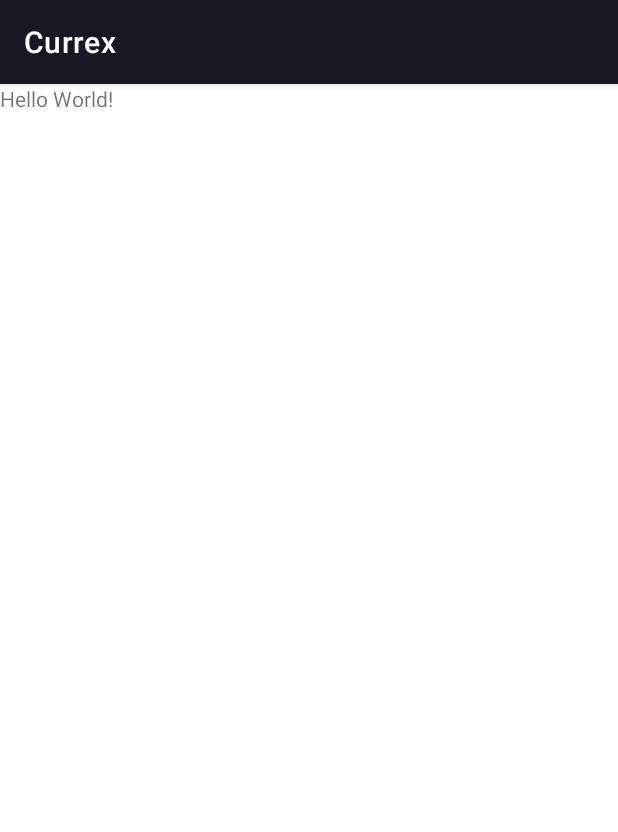
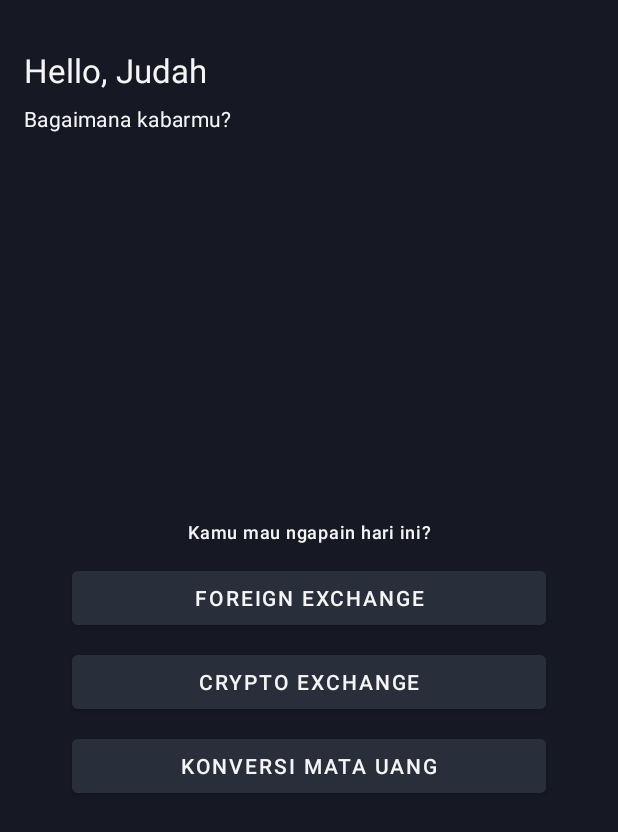
Before and after one commit to judahdski/Currex, an Android app: the screen it shows after launch (MainActivity), on a phone screen of 412 x 824 dp. Shown: the top 832 px of the screen. Run offline under Robolectric (Android 15) with nearby library versions, the phone set to English and light mode, and no system bars.

Commit message:
feat: membuat UI Layout
mengaktifkan view binding, membuat layout halaman home, menghilangkan action bar di main activity

```diff
--- a/app/build.gradle
+++ b/app/build.gradle
@@ -14,6 +14,10 @@ android {
         versionName "1.0"
 
         testInstrumentationRunner "androidx.test.runner.AndroidJUnitRunner"
+    }
+
+    viewBinding {
+        enabled = true
     }
 
     buildTypes {
--- a/app/src/main/java/com/d3if0002/currex/ui/AboutActivity.kt
+++ b/app/src/main/java/com/d3if0002/currex/ui/AboutActivity.kt
@@ -7,18 +7,23 @@ import android.os.Bundle
 import android.view.View
 import android.widget.Button
 import com.d3if0002.currex.R
+import com.d3if0002.currex.databinding.ActivityAboutBinding
 
 class AboutActivity : AppCompatActivity(), View.OnClickListener {
+
+    private lateinit var binding: ActivityAboutBinding
+
     override fun onCreate(savedInstanceState: Bundle?) {
         super.onCreate(savedInstanceState)
-        setContentView(R.layout.activity_about)
+        binding = ActivityAboutBinding.inflate(layoutInflater)
+        setContentView(binding.root)
 
         setUI()
     }
 
     private fun setUI() {
-        val viewBtn = findViewById<Button>(R.id.view_button)
-        val supportBtn = findViewById<Button>(R.id.support_button)
+        val viewBtn = binding.viewButton
+        val supportBtn = binding.supportButton
 
         viewBtn.setOnClickListener(this)
         supportBtn.setOnClickListener(this)
--- a/app/src/main/java/com/d3if0002/currex/ui/HomeFragment.kt
+++ b/app/src/main/java/com/d3if0002/currex/ui/HomeFragment.kt
@@ -6,14 +6,42 @@ import android.view.View
 import android.view.ViewGroup
 import androidx.fragment.app.Fragment
 import com.d3if0002.currex.R
+import com.d3if0002.currex.databinding.FragmentHomeBinding
 
-class HomeFragment : Fragment() {
+class HomeFragment : Fragment(), View.OnClickListener {
+
+    private  var _binding: FragmentHomeBinding? = null
+    private val binding get() = _binding!!
 
     override fun onCreateView(
         inflater: LayoutInflater, container: ViewGroup?,
         savedInstanceState: Bundle?
-    ): View? {
-        // Inflate the layout for this fragment
-        return inflater.inflate(R.layout.fragment_home, container, false)
+    ): View {
+        _binding = FragmentHomeBinding.inflate(inflater)
+        return binding.root
+    }
+
+    override fun onViewCreated(view: View, savedInstanceState: Bundle?) {
+        super.onViewCreated(view, savedInstanceState)
+        setUI()
+    }
+
+    private fun setUI() {
+        val forexBtn = binding.foreignExchangeBtn
+        val cryptoExBtn = binding.cryptoExchangeBtn
+        val convertCurrBtn = binding.konversiMataUangBtn
+
+        forexBtn.setOnClickListener(this)
+        cryptoExBtn.setOnClickListener(this)
+        convertCurrBtn.setOnClickListener(this)
+    }
+
+    override fun onDestroy() {
+        super.onDestroy()
+        _binding = null
+    }
+
+    override fun onClick(p0: View?) {
+
     }
 }
--- a/app/src/main/java/com/d3if0002/currex/ui/MainActivity.kt
+++ b/app/src/main/java/com/d3if0002/currex/ui/MainActivity.kt
@@ -8,5 +8,7 @@ class MainActivity : AppCompatActivity() {
     override fun onCreate(savedInstanceState: Bundle?) {
         super.onCreate(savedInstanceState)
         setContentView(R.layout.activity_main)
+
+        supportActionBar?.hide()
     }
 }
--- a/app/src/main/res/layout/fragment_home.xml
+++ b/app/src/main/res/layout/fragment_home.xml
@@ -1,14 +1,80 @@
 <?xml version="1.0" encoding="utf-8"?>
-<FrameLayout xmlns:android="http://schemas.android.com/apk/res/android"
+<androidx.constraintlayout.widget.ConstraintLayout xmlns:android="http://schemas.android.com/apk/res/android"
+    xmlns:app="http://schemas.android.com/apk/res-auto"
     xmlns:tools="http://schemas.android.com/tools"
     android:layout_width="match_parent"
     android:layout_height="match_parent"
+    android:background="@color/dark_blue"
+    android:paddingHorizontal="16dp"
+    android:paddingVertical="32dp"
     tools:context=".ui.HomeFragment">
 
-    <!-- TODO: Update blank fragment layout -->
     <TextView
-        android:layout_width="match_parent"
-        android:layout_height="match_parent"
-        android:text="Hello World!" />
+        android:id="@+id/greeting_text"
+        android:layout_width="wrap_content"
+        android:layout_height="wrap_content"
+        android:text="Hello, Judah"
+        android:textAppearance="@style/TextAppearance.Material3.TitleLarge"
+        android:textColor="@color/white"
+        app:layout_constraintStart_toStartOf="parent"
+        app:layout_constraintTop_toTopOf="parent" />
 
-</FrameLayout>
+    <TextView
+        android:id="@+id/textView2"
+        android:layout_width="wrap_content"
+        android:layout_height="wrap_content"
+        android:layout_marginTop="8dp"
+        android:text="@string/bagaimana_kabarmu"
+        android:textAppearance="@style/TextAppearance.Material3.BodyMedium"
+        android:textColor="@color/white"
+        app:layout_constraintStart_toStartOf="@+id/greeting_text"
+        app:layout_constraintTop_toBottomOf="@+id/greeting_text" />
+
+    <LinearLayout
+        android:layout_width="0dp"
+        android:layout_height="wrap_content"
+        android:orientation="vertical"
+        app:layout_constraintBottom_toBottomOf="parent"
+        app:layout_constraintEnd_toEndOf="parent"
+        app:layout_constraintStart_toStartOf="parent"
+        app:layout_constraintTop_toBottomOf="@+id/textView2">
+
+        <TextView
+            android:layout_width="match_parent"
+            android:layout_height="wrap_content"
+            android:gravity="center"
+            android:text="@string/kamu_mau_ngapain_hari_ini"
+            android:textAppearance="@style/TextAppearance.Material3.LabelMedium"
+            android:textColor="@color/white" />
+
+        <Button
+            android:id="@+id/foreign_exchange_btn"
+            android:layout_width="match_parent"
+            android:layout_height="wrap_content"
+            android:layout_gravity="center"
+            android:layout_marginHorizontal="32dp"
+            android:layout_marginTop="12dp"
+            android:backgroundTint="@color/card"
+            android:text="@string/foreign_exchange" />
+
+        <Button
+            android:id="@+id/crypto_exchange_btn"
+            android:layout_width="match_parent"
+            android:layout_height="wrap_content"
+            android:layout_gravity="center"
+            android:layout_marginHorizontal="32dp"
+            android:layout_marginTop="8dp"
+            android:backgroundTint="@color/card"
+            android:text="@string/crypto_exchange" />
+
+        <Button
+            android:id="@+id/konversi_mata_uang_btn"
+            android:layout_width="match_parent"
+            android:layout_height="wrap_content"
+            android:layout_gravity="center"
+            android:layout_marginHorizontal="32dp"
+            android:layout_marginTop="8dp"
+            android:backgroundTint="@color/card"
+            android:text="@string/konversi_mata_uang" />
+    </LinearLayout>
+</androidx.constraintlayout.widget.ConstraintLayout>
--- a/app/src/main/res/values/strings.xml
+++ b/app/src/main/res/values/strings.xml
@@ -11,4 +11,11 @@
     <string name="exchangerate_host">exchangerate.host</string>
     <string name="support_exchangerate_host">support exchangerate.host</string>
     <string name="copyright_text">Made with ❤️ by Judah</string>
+    <string name="market_hari_ini">Market hari ini</string>
+    <string name="today_date">16 Juni 2022</string>
+    <string name="foreign_exchange">Foreign Exchange</string>
+    <string name="crypto_exchange">Crypto Exchange</string>
+    <string name="konversi_mata_uang">Konversi Mata Uang</string>
+    <string name="kamu_mau_ngapain_hari_ini">Kamu mau ngapain hari ini?</string>
+    <string name="bagaimana_kabarmu">Bagaimana kabarmu?</string>
 </resources>
--- a/app/src/main/res/values/themes.xml
+++ b/app/src/main/res/values/themes.xml
@@ -10,7 +10,7 @@
         <item name="colorSecondaryVariant">@color/teal_700</item>
         <item name="colorOnSecondary">@color/dark_blue</item>
         <!-- Status bar color. -->
-        <item name="android:statusBarColor">?attr/colorPrimaryVariant</item>
+        <item name="android:statusBarColor">@color/card</item>
         <!-- Customize your theme here. -->
     </style>
 </resources>
```
